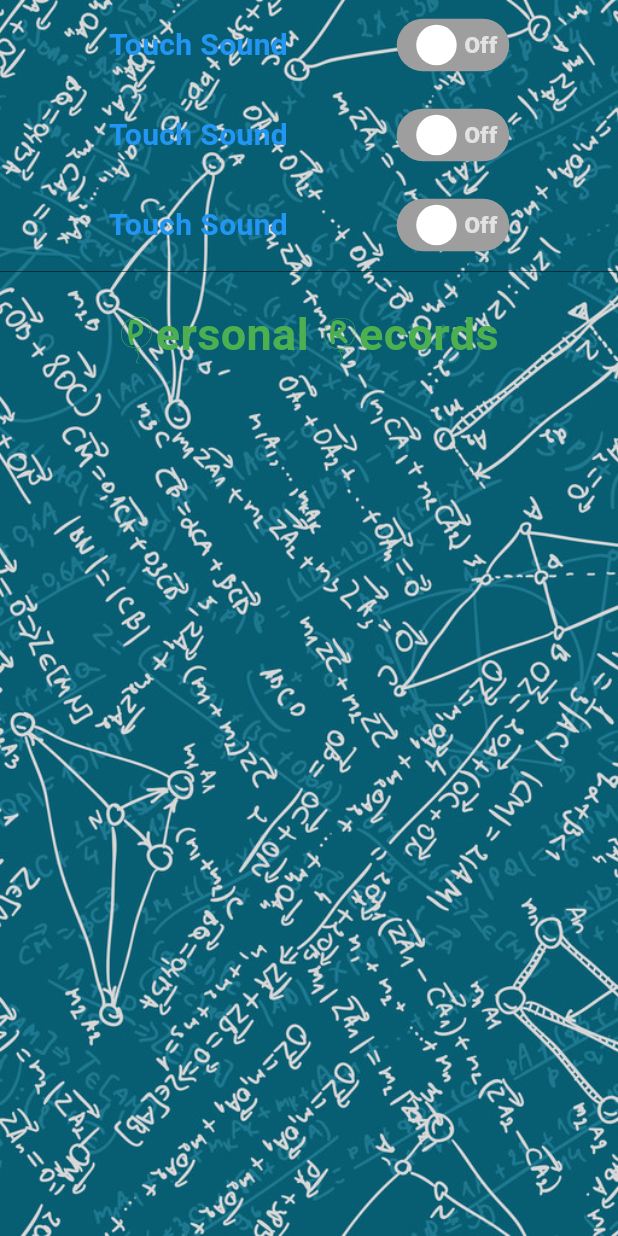
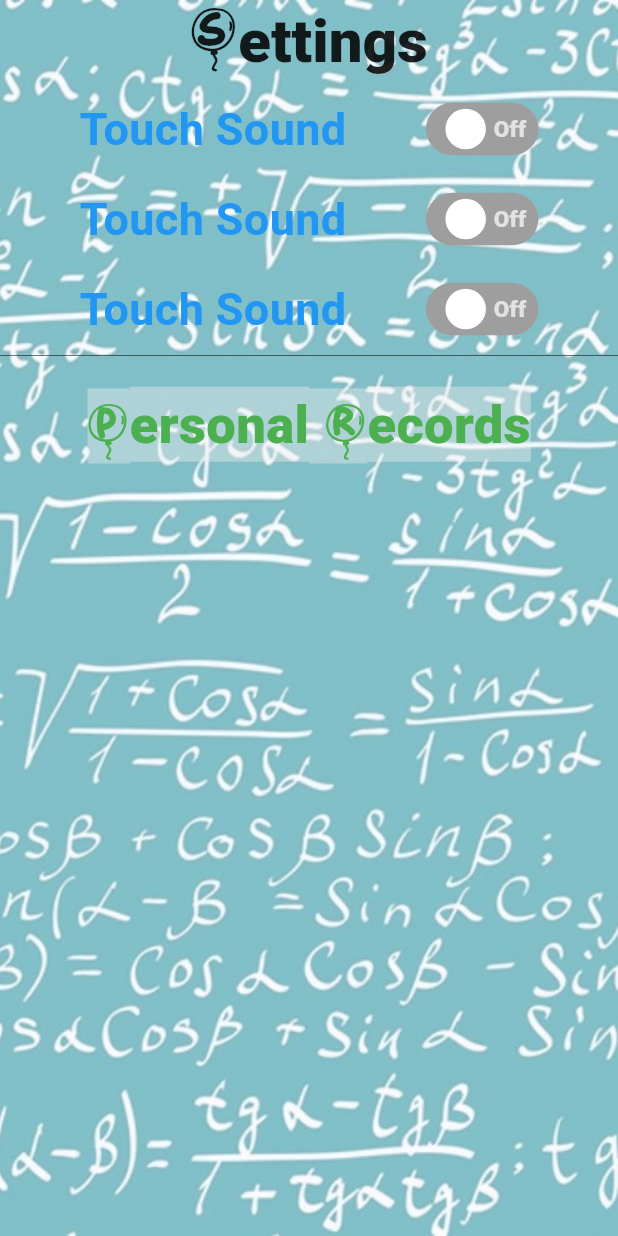
Before and after one commit to spearsharp/mathshoot, a Flutter app: the screen it shows after launch, after a tap on "Setting", on a phone screen of 412 x 824 dp. Run offline on Flutter 3.47's test engine with Material 3 defaults, Android fonts, the phone set to English and light mode, and no system bars; drawn by our look-alikes of flutter_switch; our stand-ins replace assets_audio_player, audioplayers, auto_size_text, flutter_screenutil, get, icons_plus and 2 more; missing offline and left inert: awesome_select, dart:ffi; Roboto replaces fonts that are missing (Ballony).

Commit message:
setting and mainlistleftdrawer initialized done

```diff
--- a/lib/Game/mainlist.dart
+++ b/lib/Game/mainlist.dart
@@ -137,7 +137,7 @@ class _MainlistState extends State<Mainlist> {
     return Scaffold(
       extendBodyBehindAppBar: true,
       drawer: Drawer(
-        backgroundColor: Colors.white60,
+        backgroundColor: Colors.transparent,
         child: Column(
           children: [
             const Row(
@@ -175,7 +175,7 @@ class _MainlistState extends State<Mainlist> {
                   style: TextStyle(
                       fontSize: 20,
                       fontFamily: 'MotleyForces',
-                      color: Colors.black54),
+                      color: Colors.white70),
                 ),
               ),
             ),
@@ -193,7 +193,7 @@ class _MainlistState extends State<Mainlist> {
                     style: TextStyle(
                         fontSize: 20,
                         fontFamily: 'MotleyForces',
-                        color: Colors.black54),
+                        color: Colors.white70),
                   ),
                 )),
             Divider(),
@@ -211,7 +211,7 @@ class _MainlistState extends State<Mainlist> {
                   style: TextStyle(
                       fontSize: 20,
                       fontFamily: 'MotleyForces',
-                      color: Colors.black54),
+                      color: Colors.white70),
                 ),
               ),
             ),
@@ -229,7 +229,7 @@ class _MainlistState extends State<Mainlist> {
                   style: TextStyle(
                       fontSize: 20,
                       fontFamily: 'MotleyForces',
-                      color: Colors.black54),
+                      color: Colors.white70),
                 ),
               ),
             )
@@ -252,7 +252,7 @@ class _MainlistState extends State<Mainlist> {
               alignment: Alignment.centerRight,
               child: InkWell(
                   onTap: () {
-                    print("1111111111"); // pending topup function
+                    print("top up function"); // pending to topup function
                   },
                   child: const Row(
                     children: [
--- a/lib/Game/setting.dart
+++ b/lib/Game/setting.dart
@@ -16,7 +16,22 @@ class _SettingState extends State<Setting> {
   final Map arguments = {'title': 'title'};
   @override
   Widget build(BuildContext context) {
-    return const Scaffold(
+    return Scaffold(
+      extendBodyBehindAppBar: true,
+      appBar: AppBar(
+        title: Text(
+          "Settings",
+          style: TextStyle(
+              fontSize: 40,
+              fontFamily: 'PWBalloon',
+              color: Colors.black87,
+              fontWeight: FontWeight.w800),
+        ),
+        centerTitle: true,
+        backgroundColor: Colors.transparent,
+        foregroundColor: Colors.transparent,
+        elevation: 0,
+      ),
       body: Mainlistleftdrawer(arguments: {'title': 'title'}),
     );
   }
--- a/lib/GamePluginModel/mainlistleftdrawer.dart
+++ b/lib/GamePluginModel/mainlistleftdrawer.dart
@@ -34,7 +34,8 @@ class _MainlistleftdrawerState extends State<Mainlistleftdrawer> {
         decoration: const BoxDecoration(
             image: DecorationImage(
                 fit: BoxFit.cover,
-                image: AssetImage("images/game/agrorithbkgpic2.jpg"))),
+                opacity: 0.5,
+                image: AssetImage("images/game/agrorithbkgpic.jpg"))),
         child: ListView(
           children: [
             Container(
@@ -47,7 +48,7 @@ class _MainlistleftdrawerState extends State<Mainlistleftdrawer> {
                       "Touch Sound",
                       style: TextStyle(
                           fontFamily: 'Ballony',
-                          fontSize: 20,
+                          fontSize: 30,
                           color: Colors.blue,
                           fontWeight: FontWeight.w600),
                     ),
@@ -81,7 +82,7 @@ class _MainlistleftdrawerState extends State<Mainlistleftdrawer> {
                       "Touch Sound",
                       style: TextStyle(
                           fontFamily: 'Ballony',
-                          fontSize: 20,
+                          fontSize: 30,
                           color: Colors.blue,
                           fontWeight: FontWeight.w600),
                     ),
@@ -115,7 +116,7 @@ class _MainlistleftdrawerState extends State<Mainlistleftdrawer> {
                       "Touch Sound",
                       style: TextStyle(
                           fontFamily: 'Ballony',
-                          fontSize: 20,
+                          fontSize: 30,
                           color: Colors.blue,
                           fontWeight: FontWeight.w600),
                     ),
@@ -145,7 +146,7 @@ class _MainlistleftdrawerState extends State<Mainlistleftdrawer> {
               height: 2,
             ),
             Container(
-              height: _screenAdapter.height * 0.1,
+              padding: EdgeInsets.all(20),
               child: Row(
                   mainAxisAlignment: MainAxisAlignment.spaceEvenly,
                   crossAxisAlignment: CrossAxisAlignment.center,
@@ -157,10 +158,12 @@ class _MainlistleftdrawerState extends State<Mainlistleftdrawer> {
                         child: Text(
                           "Personal Records",
                           style: TextStyle(
+                              backgroundColor:
+                                  Color.fromRGBO(242, 239, 239, 0.4),
                               fontFamily: 'PWBalloon',
-                              fontSize: 30,
+                              fontSize: 35,
                               color: Colors.green,
-                              fontWeight: FontWeight.w600),
+                              fontWeight: FontWeight.w800),
                         ))
                   ]),
             ),
--- a/pubspec.yaml
+++ b/pubspec.yaml
@@ -71,6 +71,7 @@ flutter:
   assets:
     # - icons
     - images/game/icon/goldcoin.png
+    - images/game/icon/bomb.png
     # portraits
     - images/game/portrait/man1.png
     - images/game/portrait/man2.png
```
Also changed, not shown: images/game/icon/bomb.png (added).
